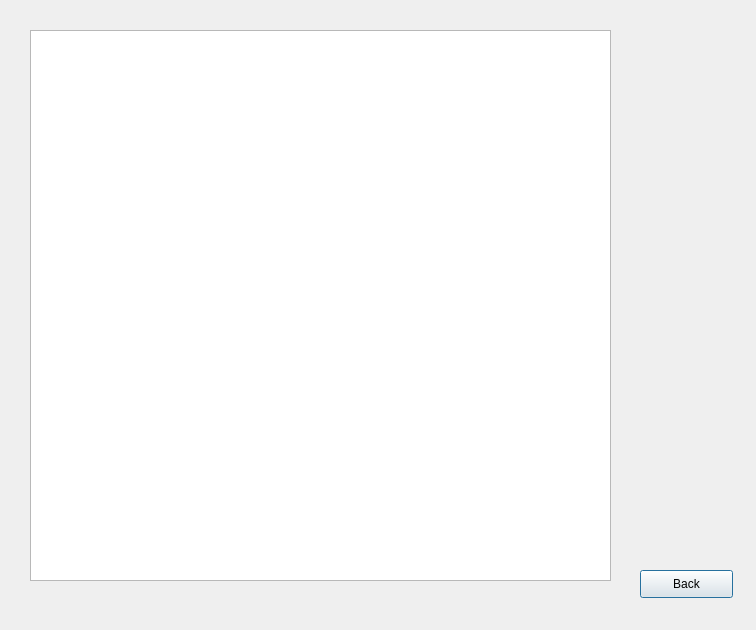
Before: the Qt Designer form src/dialogliststatistics.ui in MarioFernandes73/FEUP_IART, drawn with Qt 5.
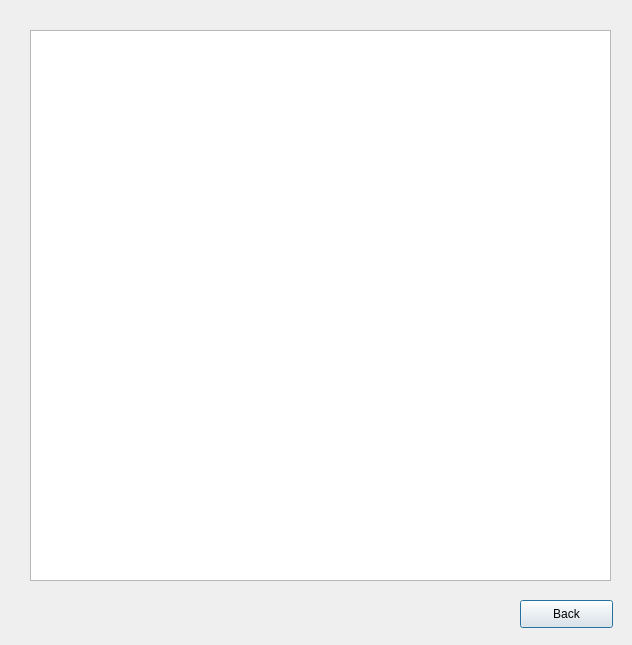
After: the same form once the commit is applied.

Commit message: mais ajustes na interface

The edit to the form file:
```diff
--- a/src/dialogliststatistics.ui
+++ b/src/dialogliststatistics.ui
@@ -6,8 +6,8 @@
    <rect>
     <x>0</x>
     <y>0</y>
-    <width>756</width>
-    <height>630</height>
+    <width>632</width>
+    <height>645</height>
    </rect>
   </property>
   <property name="windowTitle">
@@ -16,8 +16,8 @@
   <widget class="QPushButton" name="pushButton_5">
    <property name="geometry">
     <rect>
-     <x>640</x>
-     <y>570</y>
+     <x>520</x>
+     <y>600</y>
      <width>93</width>
      <height>28</height>
     </rect>
```
The commit also changes 7 other files.
